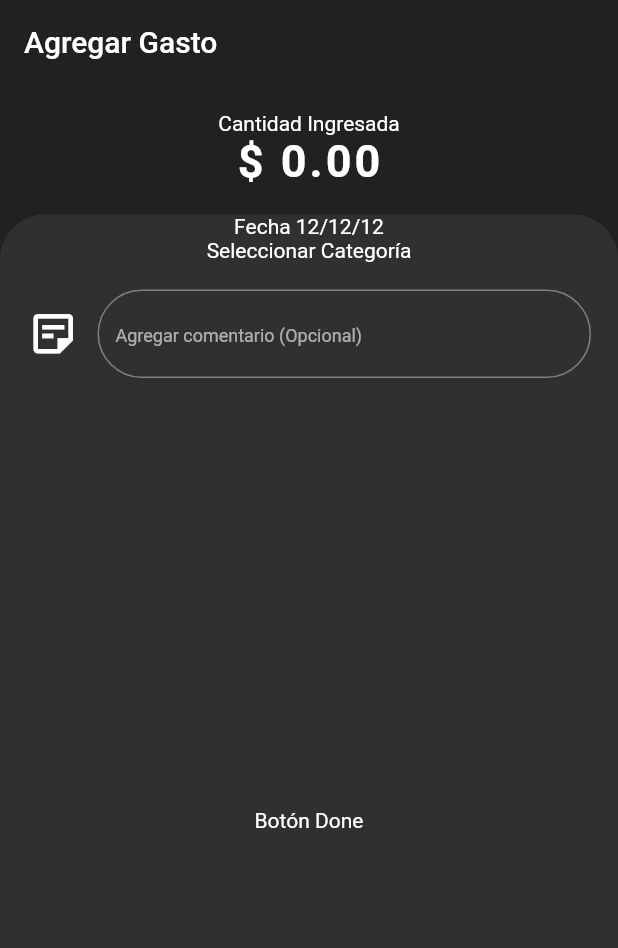
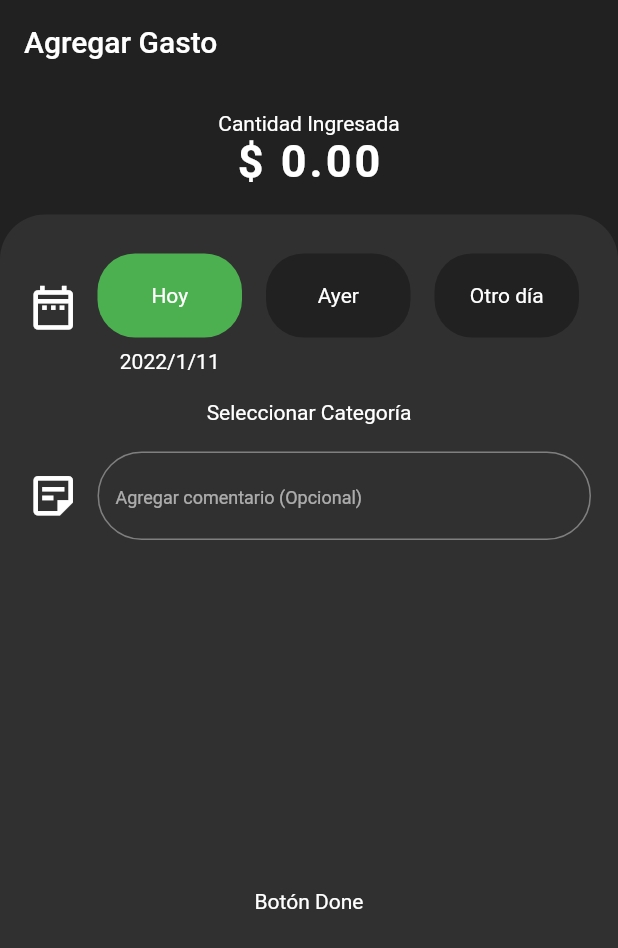
Before and after one commit to EnriquemQz/exp-Updated, a Flutter app: the AddExpenses screen opened directly, on a phone screen of 412 x 824 dp. Shown: the top 948 px of the screen. Run offline on Flutter 3.47's test engine with Material 2 defaults, Android fonts, the phone set to English and light mode, and no system bars; our stand-ins replace flutter_speed_dial.

Commit message:
Fin Sección 5

```diff
--- a/lib/main.dart
+++ b/lib/main.dart
@@ -1,6 +1,7 @@
 import 'package:exp_app/pages/home_page.dart';
 import 'package:exp_app/providers/ui_provider.dart';
 import 'package:flutter/material.dart';
+import 'package:flutter_localizations/flutter_localizations.dart';
 import 'package:provider/provider.dart';
 
 void main() => runApp(
@@ -14,11 +15,18 @@ void main() => runApp(
 
 class MyApp extends StatelessWidget {
   const MyApp({Key? key}) : super(key: key);
-
   @override
   Widget build(BuildContext context) {
+
     return MaterialApp(
       title: 'Material App',
+      localizationsDelegates: const [
+        GlobalMaterialLocalizations.delegate
+      ],
+      supportedLocales: const [
+        Locale('en'),
+        Locale('es')
+      ],
       theme: ThemeData.dark().copyWith(
         appBarTheme: AppBarTheme(
           backgroundColor: Colors.grey[900]
@@ -30,6 +38,9 @@ class MyApp extends StatelessWidget {
           backgroundColor: Colors.green[800],
           foregroundColor: Colors.white
         ),
+        colorScheme: const ColorScheme.dark(
+          primary: Colors.green
+        ),
         scaffoldBackgroundColor: Colors.grey[900],
         primaryColorDark: Colors.grey[850],
       ),
--- /dev/null
+++ b/lib/models/combined_model.dart
@@ -0,0 +1,57 @@
+import 'dart:convert';
+
+CombinedModel combinedModelFromJson(String str) => CombinedModel.fromJson(json.decode(str));
+
+String combinedModelToJson(CombinedModel data) => json.encode(data.toJson());
+
+class CombinedModel {
+    CombinedModel({
+        this.id,
+        this.link,
+        this.year  = 0,
+        this.month = 0,
+        this.day   = 0,
+        this.category,
+        this.color,
+        this.icon,
+        this.comment = '',
+        this.amount  = 0.0,
+    });
+
+    int? id;
+    int? link;
+    int year;
+    int month;
+    int day;
+    String? category;
+    String? color;
+    String? icon;
+    String comment;
+    double amount;
+
+    factory CombinedModel.fromJson(Map<String, dynamic> json) => CombinedModel(
+        id: json["id"],
+        link: json["link"],
+        year: json["year"],
+        month: json["month"],
+        day: json["day"],
+        category: json["category"],
+        color: json["color"],
+        icon: json["icon"],
+        comment: json["comment"],
+        amount: json["amount"].toDouble(),
+    );
+
+    Map<String, dynamic> toJson() => {
+        "id": id,
+        "link": link,
+        "year": year,
+        "month": month,
+        "day": day,
+        "category": category,
+        "color": color,
+        "icon": icon,
+        "comment": comment,
+        "amount": amount,
+    };
+}
--- a/lib/pages/add_expenses.dart
+++ b/lib/pages/add_expenses.dart
@@ -1,6 +1,9 @@
+
+import 'package:exp_app/models/combined_model.dart';
 import 'package:exp_app/utils/constants.dart';
 import 'package:exp_app/widgets/add_expenses_wt/bs_num_keyboard.dart';
 import 'package:exp_app/widgets/add_expenses_wt/comment_box.dart';
+import 'package:exp_app/widgets/add_expenses_wt/date_picker.dart';
 import 'package:flutter/material.dart';
 
 class AddExpenses extends StatelessWidget {
@@ -8,20 +11,16 @@ class AddExpenses extends StatelessWidget {
 
   @override
   Widget build(BuildContext context) {
+    CombinedModel cModel = CombinedModel();
 
-    return GestureDetector(
-      behavior: HitTestBehavior.opaque,
-      onTap: () {
-        FocusScope.of(context).unfocus();
-      },
-      child: Scaffold(
+    return Scaffold(
       appBar: AppBar(
         title: const Text('Agregar Gasto'),
         elevation: 0.0,
       ),
       body: Column(
         children: [
-            const BSNumKeyboard(),
+          BSNumKeyboard(cModel: cModel),   // Modificar aqui tmb
           Expanded(
             child: Container(
               width: double.infinity,
@@ -30,12 +29,19 @@ class AddExpenses extends StatelessWidget {
               ),
               child: Column(
                 mainAxisAlignment: MainAxisAlignment.center,
-                  children: const [
-                    Text('Fecha 12/12/12'),
-                    Text('Seleccionar Categoría'),
-                    CommentBox(),
+                children: [
+                  DatePicker(cModel: cModel),
+                  const Text('Seleccionar Categoría'),
+                  CommentBox(cModel: cModel),
                   Expanded(
-                      child: Center(child: Text('Botón Done'))
+                    child: Center(
+                      child: GestureDetector(
+                        onTap: (){
+                          print('Gasto: ${cModel.amount}');
+                          print('Fecha: ${cModel.year}/${cModel.month}/${cModel.day}');
+                          print('Comentario: ${cModel.comment}');
+                        },
+                        child: const Text('Botón Done')))
                   ),
                 ],
               ),
@@ -43,7 +49,6 @@ class AddExpenses extends StatelessWidget {
           )
         ],
       )
-      ),
     );
   }
 }
--- a/lib/widgets/add_expenses_wt/bs_num_keyboard.dart
+++ b/lib/widgets/add_expenses_wt/bs_num_keyboard.dart
@@ -1,8 +1,10 @@
+import 'package:exp_app/models/combined_model.dart';
 import 'package:exp_app/utils/constants.dart';
 import 'package:flutter/material.dart';
 
 class BSNumKeyboard extends StatefulWidget {
-  const BSNumKeyboard({Key? key}) : super(key: key);
+  final CombinedModel cModel;
+  const BSNumKeyboard({Key? key, required this.cModel}) : super(key: key);
 
   @override
   _BSNumKeyboardState createState() => _BSNumKeyboardState();
@@ -11,6 +13,12 @@ class BSNumKeyboard extends StatefulWidget {
 class _BSNumKeyboardState extends State<BSNumKeyboard> {
   String import = '0.00';
 
+  @override
+  void initState() {
+    import = widget.cModel.amount.toStringAsFixed(2);
+    super.initState();
+
+  }
 
   @override
   Widget build(BuildContext context) {
@@ -45,12 +53,18 @@ class _BSNumKeyboardState extends State<BSNumKeyboard> {
   _numPad(){
     if(import == '0.00') import = '';
 
+    _expenseChange(String amount){
+      if(amount == '') amount = '0.00';
+      widget.cModel.amount = double.parse(amount);
+    }
+
     _num(String _text, double _height){
       return GestureDetector(
         behavior: HitTestBehavior.opaque,
         onTap: (){
           setState(() {
             import += _text;
+            widget.cModel.amount = double.parse(import);
           });
         },
         child: SizedBox(
@@ -121,12 +135,14 @@ class _BSNumKeyboardState extends State<BSNumKeyboard> {
                               setState(() {
                                 if(import.length > 0.0){
                                   import = import.substring(0, import.length - 1);
+                                  _expenseChange(import);
                                 }
                               });
                             },
                             onLongPress: (){
                               setState(() {
                                 import = '';
+                                _expenseChange(import);
                               });
                             },
                             child: SizedBox(
@@ -153,6 +169,7 @@ class _BSNumKeyboardState extends State<BSNumKeyboard> {
                             onTap: (){
                               setState(() {
                                 import = '0.00';
+                                _expenseChange(import);
                                 Navigator.pop(context);
                               });
                             },
@@ -168,6 +185,7 @@ class _BSNumKeyboardState extends State<BSNumKeyboard> {
                             onTap: (){
                               setState(() {
                                 if(import.length == 0.0) import = '0.00';
+                                _expenseChange(import);
                                 Navigator.pop(context);
                               });
                             },
--- a/lib/widgets/add_expenses_wt/comment_box.dart
+++ b/lib/widgets/add_expenses_wt/comment_box.dart
@@ -1,11 +1,17 @@
+
+import 'package:exp_app/models/combined_model.dart';
 import 'package:flutter/material.dart';
 
 
 class CommentBox extends StatelessWidget {
-  const CommentBox({Key? key}) : super(key: key);
+  final CombinedModel cModel;
+  const CommentBox({Key? key, required this.cModel}) : super(key: key);
 
   @override
   Widget build(BuildContext context) {
+    String _text = '';
+    _text = cModel.comment;
+
     return Padding(
       padding: const EdgeInsets.all(18.0),
       child: Row(
@@ -19,6 +25,7 @@ class CommentBox extends StatelessWidget {
           ),
           Expanded(
             child: TextFormField(
+              initialValue: _text,
               cursorColor: Colors.green,
               keyboardType: TextInputType.text,
               maxLength: 10,
@@ -38,6 +45,9 @@ class CommentBox extends StatelessWidget {
                   )
                 ),
               ),
+              onChanged: (txt){
+                cModel.comment = txt;
+              },
             ),
           )
         ],
--- /dev/null
+++ b/lib/widgets/add_expenses_wt/date_picker.dart
@@ -0,0 +1,137 @@
+import 'package:exp_app/models/combined_model.dart';
+import 'package:flutter/material.dart';
+
+class DatePicker extends StatefulWidget {
+  final CombinedModel cModel;
+  const DatePicker({Key? key, required this.cModel}) : super(key: key);
+
+  @override
+  _DatePickerState createState() => _DatePickerState();
+}
+
+class _DatePickerState extends State<DatePicker> {
+  String selecteDay = 'Hoy';
+
+  @override
+  void initState() {
+    if(widget.cModel.day == 0){
+      widget.cModel.year = DateTime.now().year;
+      widget.cModel.month = DateTime.now().month;
+      widget.cModel.day = DateTime.now().day;
+    } else {
+      selecteDay = 'Otro día';
+    }
+    super.initState();
+
+  }
+  @override
+  Widget build(BuildContext context) {
+
+    DateTime _date = DateTime.now();
+    var _widgets = <Widget>[];
+
+    _widgets.insert(0, const Icon(Icons.date_range_outlined, size: 35.0));
+    _widgets.insert(1, const SizedBox(width: 4));
+
+    _calendar(){
+      showDatePicker(
+        context: context,
+        locale: const Locale('es', 'ES'),
+        initialDate: _date.subtract(const Duration(hours: 24 * 2)),
+        firstDate: _date.subtract(const Duration(hours: 24 * 30)),
+        lastDate: _date.subtract(const Duration(hours: 24 * 2)),
+      ).then((value){
+        setState(() {
+          if(value != null){
+            widget.cModel.year = value.year;
+            widget.cModel.month = value.month;
+            widget.cModel.day = value.day;
+          } else {
+            setState(() {
+              selecteDay = 'Hoy';
+            });
+          }
+        });
+      });
+    }
+
+    Map<String, DateTime> items = {
+      'Hoy'      : _date,
+      'Ayer'     : _date.subtract(const Duration(hours: 24)),
+      'Otro día' : _date
+    };
+
+    items.forEach((name, date){
+      _widgets.add(
+        Expanded(
+          child: GestureDetector(
+            onTap: (){
+              setState(() {
+                selecteDay = name;
+                widget.cModel.year = date.year;
+                widget.cModel.month = date.month;
+                widget.cModel.day = date.day;
+                if(name == 'Otro día') _calendar();
+              });
+            },
+            child: DateContainWidget(
+              cModel: widget.cModel,
+              name: name,
+              isSelected: name == selecteDay,
+            ),
+          ),
+        )
+      );
+    });
+
+    return Padding(
+      padding: const EdgeInsets.all(18.0),
+      child: Row(
+        children: _widgets
+      ),
+    );
+  }
+}
+
+class DateContainWidget extends StatelessWidget {
+  final CombinedModel cModel;
+  final String name;
+  final bool isSelected;
+  const DateContainWidget({
+    Key? key,
+    required this.cModel,
+    required this.name,
+    required this.isSelected
+  }) : super(key: key);
+
+  @override
+  Widget build(BuildContext context) {
+    return Column(
+      children: [
+        Padding(
+          padding: const EdgeInsets.all(8.0),
+          child: Container(
+            padding: const EdgeInsets.all(20.0),
+            decoration: BoxDecoration(
+              color: isSelected
+              ? Colors.green
+              : Theme.of(context).scaffoldBackgroundColor,
+              borderRadius: BorderRadius.circular(25.0)
+            ),
+            child: Center(
+              child: Text(name),
+            ),
+          ),
+        ),
+        isSelected
+        ? FittedBox(
+          fit: BoxFit.fitWidth,
+          child: Text(
+            '${cModel.year}/${cModel.month}/${cModel.day}'
+          ),
+        )
+        : const Text('')
+      ],
+    );
+  }
+}
--- a/pubspec.yaml
+++ b/pubspec.yaml
@@ -28,6 +28,8 @@ environment:
 # versions available, run `flutter pub outdated`.
 dependencies:
   flutter:
+    sdk: flutter
+  flutter_localizations:
     sdk: flutter
 
 
```
Also changed, not shown: pubspec.lock. Lines whose indentation alone changed are shown as unchanged.
